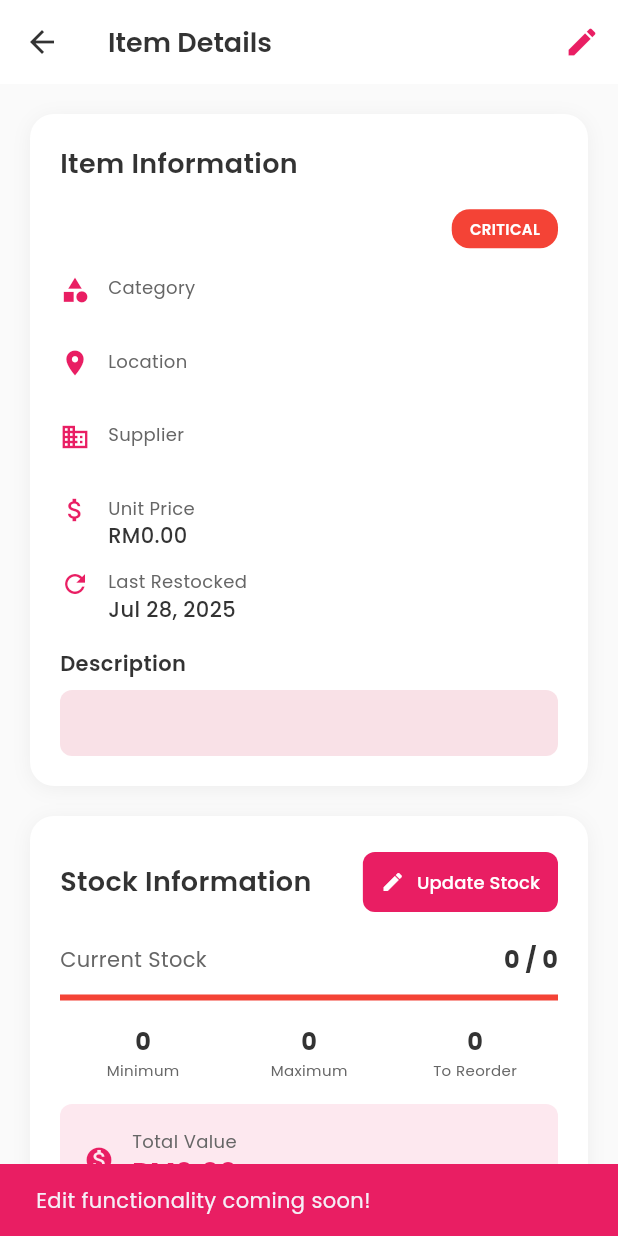
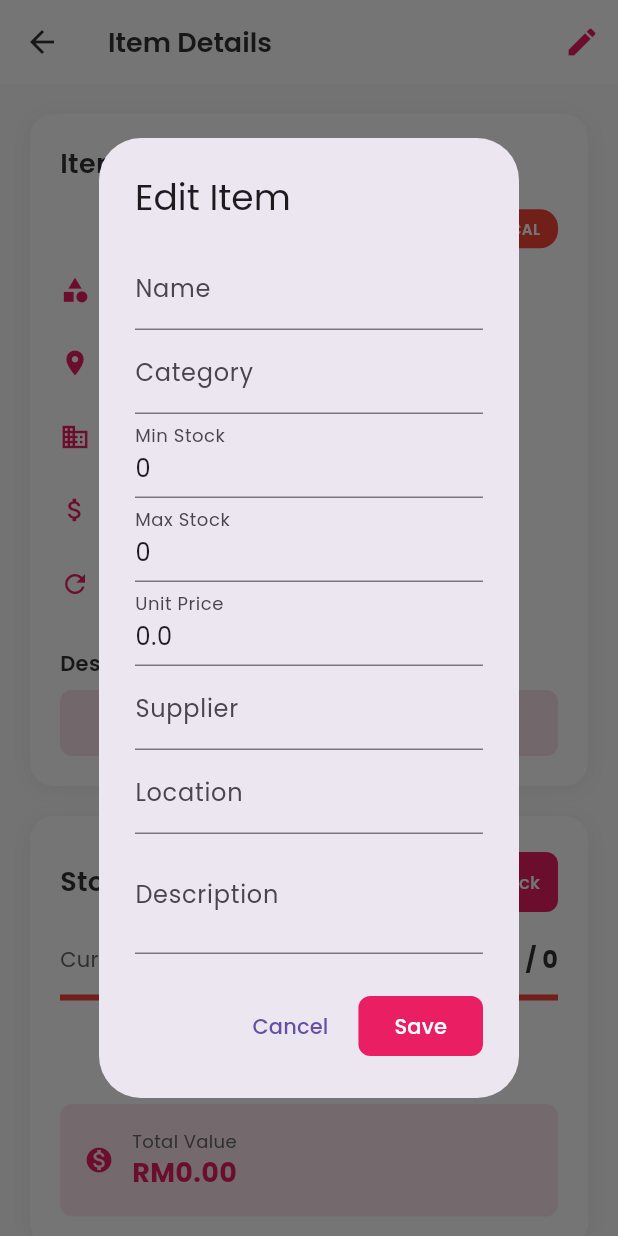
Before and after one commit to LZHuaaa/Workshop-Job-Management-System, a Flutter app: the ItemDetailsScreen screen opened directly with empty values, after a tap on the "edit" icon, on a phone screen of 412 x 824 dp. Run offline on Flutter 3.47's test engine with Material 3 defaults, Android fonts, the phone set to English and light mode, and no system bars; our stand-ins replace csv, fl_chart, flutter_local_notifications, google_fonts, image_picker, permission_handler and 2 more; missing offline and left inert: mobile_scanner; accounts and stored records are empty.

Commit message:
Edit User Profile Edit Item Detail

```diff
--- a/lib/screens/item_details_screen.dart
+++ b/lib/screens/item_details_screen.dart
@@ -114,6 +114,104 @@ class _ItemDetailsScreenState extends State<ItemDetailsScreen> {
     );
   }
 
+  void _showEditItemDialog() {
+    final nameController = TextEditingController(text: _currentItem.name);
+    final categoryController = TextEditingController(text: _currentItem.category);
+    final minStockController = TextEditingController(text: _currentItem.minStock.toString());
+    final maxStockController = TextEditingController(text: _currentItem.maxStock.toString());
+    final unitPriceController = TextEditingController(text: _currentItem.unitPrice.toString());
+    final supplierController = TextEditingController(text: _currentItem.supplier);
+    final locationController = TextEditingController(text: _currentItem.location);
+    final descriptionController = TextEditingController(text: _currentItem.description);
+
+    showDialog(
+      context: context,
+      builder: (context) {
+        return AlertDialog(
+          title: Text('Edit Item', style: GoogleFonts.poppins()),
+          content: SingleChildScrollView(
+            child: Column(
+              mainAxisSize: MainAxisSize.min,
+              children: [
+                TextField(
+                  controller: nameController,
+                  decoration: InputDecoration(labelText: 'Name'),
+                ),
+                TextField(
+                  controller: categoryController,
+                  decoration: InputDecoration(labelText: 'Category'),
+                ),
+                TextField(
+                  controller: minStockController,
+                  decoration: InputDecoration(labelText: 'Min Stock'),
+                  keyboardType: TextInputType.number,
+                ),
+                TextField(
+                  controller: maxStockController,
+                  decoration: InputDecoration(labelText: 'Max Stock'),
+                  keyboardType: TextInputType.number,
+                ),
+                TextField(
+                  controller: unitPriceController,
+                  decoration: InputDecoration(labelText: 'Unit Price'),
+                  keyboardType: TextInputType.numberWithOptions(decimal: true),
+                ),
+                TextField(
+                  controller: supplierController,
+                  decoration: InputDecoration(labelText: 'Supplier'),
+                ),
+                TextField(
+                  controller: locationController,
+                  decoration: InputDecoration(labelText: 'Location'),
+                ),
+                TextField(
+                  controller: descriptionController,
+                  decoration: InputDecoration(labelText: 'Description'),
+                  maxLines: 2,
+                ),
+              ],
+            ),
+          ),
+          actions: [
+            TextButton(
+              onPressed: () => Navigator.of(context).pop(),
+              child: Text('Cancel', style: GoogleFonts.poppins()),
+            ),
+            ElevatedButton(
+              onPressed: () {
+                final updatedItem = _currentItem.copyWith(
+                  name: nameController.text,
+                  category: categoryController.text,
+                  minStock: int.tryParse(minStockController.text) ?? _currentItem.minStock,
+                  maxStock: int.tryParse(maxStockController.text) ?? _currentItem.maxStock,
+                  unitPrice: double.tryParse(unitPriceController.text) ?? _currentItem.unitPrice,
+                  supplier: supplierController.text,
+                  location: locationController.text,
+                  description: descriptionController.text,
+                );
+                setState(() {
+                  _currentItem = updatedItem;
+                });
+                widget.onItemUpdated(updatedItem);
+                Navigator.of(context).pop();
+                ScaffoldMessenger.of(context).showSnackBar(
+                  SnackBar(
+                    content: Text('Item updated successfully', style: GoogleFonts.poppins()),
+                    backgroundColor: AppColors.successGreen,
+                  ),
+                );
+              },
+              style: ElevatedButton.styleFrom(
+                backgroundColor: AppColors.primaryPink,
+              ),
+              child: Text('Save', style: GoogleFonts.poppins(color: Colors.white)),
+            ),
+          ],
+        );
+      },
+    );
+  }
+
   @override
   Widget build(BuildContext context) {
     return Scaffold(
@@ -137,13 +235,7 @@ class _ItemDetailsScreenState extends State<ItemDetailsScreen> {
           IconButton(
             icon: Icon(Icons.edit, color: AppColors.primaryPink),
             onPressed: () {
-              // TODO: Implement edit functionality
-              ScaffoldMessenger.of(context).showSnackBar(
-                SnackBar(
-                  content: Text('Edit functionality coming soon!'),
-                  backgroundColor: AppColors.primaryPink,
-                ),
-              );
+              _showEditItemDialog();
             },
           ),
         ],
```
Also changed, not shown: lib/screens/dashboard_screen.dart (+20 -1 lines), lib/screens/user_profile_screen.dart (added, +320 -0 lines), 5 other files.
